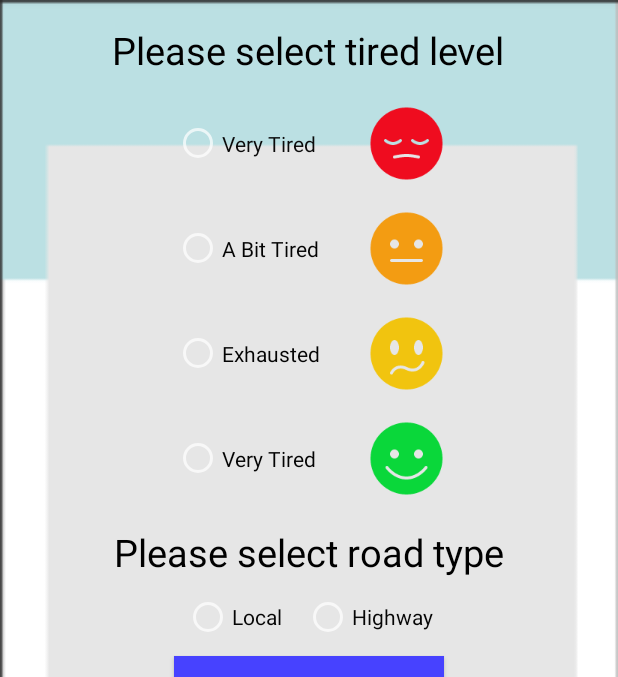
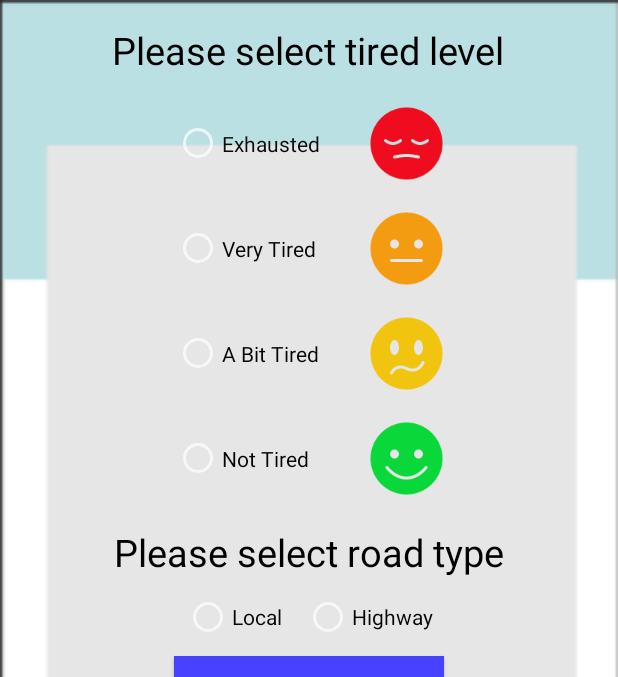
Before and after one commit to weddingjuma/DriveSafeApp, an Android app: the SurveyActivity screen opened directly, with no data from a screen before it, on a phone screen of 412 x 824 dp, the part 84-761 px from its top. Run offline under Robolectric (Android 15) with nearby library versions, the phone set to English and light mode, and no system bars.

Commit message:
modify myhistory_size

```diff
--- a/app/src/main/java/com/google/android/gms/samples/vision/face/facetracker/FaceTrackerActivity.java
+++ b/app/src/main/java/com/google/android/gms/samples/vision/face/facetracker/FaceTrackerActivity.java
@@ -400,7 +400,7 @@ public final class FaceTrackerActivity extends AppCompatActivity {
                 }
             }
 
-            if(mHistory.size() ==500){
+            if(mHistory.size() ==300){
 //                Pair<Long, Boolean> last = mHistory.get(mHistory.size() -1 );
 //                Pair<Long, Boolean> first = mHistory.get(0);
 //                Log.e(TAG, last.first - first.first + "");
--- a/app/src/main/res/layout/activity_survey.xml
+++ b/app/src/main/res/layout/activity_survey.xml
@@ -30,7 +30,8 @@
             android:layout_height="70dp"
             android:drawableRight="@drawable/verytired"
 
-            android:text="Very Tired"
+            android:text="Exhausted"
+
             android:textColor="#0a0a0a" />
 
         <RadioButton
@@ -38,7 +39,8 @@
             android:layout_width="180dp"
             android:layout_height="70dp"
             android:drawableRight="@drawable/abittired"
-            android:text="A Bit Tired"
+            android:text="Very Tired"
+
             android:textColor="#030303" />
 
         <RadioButton
@@ -46,8 +48,9 @@
             android:layout_width="180dp"
             android:layout_height="70dp"
             android:drawableRight="@drawable/exhausted"
+            android:text="A Bit Tired"
 
-            android:text="Exhausted"
+
             android:checked="false"
             android:layout_gravity="center_horizontal"
             android:textColor="#030303" />
@@ -57,7 +60,7 @@
             android:layout_width="180dp"
             android:layout_height="70dp"
             android:drawableRight="@drawable/nottired"
-            android:text="Very Tired"
+            android:text="Not Tired"
             android:checked="false"
             android:textColor="#030303" />
     </RadioGroup>
```
Also changed, not shown: 271 other files.
